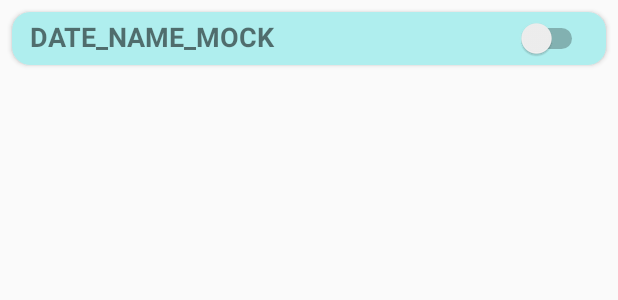
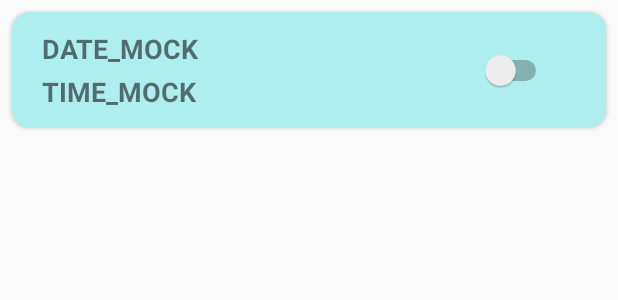
Before and after one commit to JenyaKapul/SkillBarter, an Android app: the layout available_date_item.xml on its own in the app's theme, with its tools: preview values and no code run, on a phone screen of 412 x 824 dp. Shown: the top 300 px of the screen. Run offline under Robolectric (Android 15) with nearby library versions, the phone set to English and light mode, and no system bars.

Commit message:
avaliable dates - additional features

```diff
--- a/CODE/app/src/main/java/com/example/user/skillbarter/SearchItemDetailsActivity.java
+++ b/CODE/app/src/main/java/com/example/user/skillbarter/SearchItemDetailsActivity.java
@@ -228,7 +228,7 @@ public class SearchItemDetailsActivity extends AppCompatActivity implements Even
             @Override
             public void onSuccess(QuerySnapshot snapshots) {
                 for (QueryDocumentSnapshot doc: snapshots) {
-                    if (doc.getBoolean("isAvailable")) {
+                    if (doc.getBoolean("available")) {
                         Date date = doc.getDate("timestamp");
                         if (isFutureDate(date)) {
                             String dateFormatted = new SimpleDateFormat("dd/MM/yyyy HH:mm").format(date);
@@ -289,8 +289,9 @@ public class SearchItemDetailsActivity extends AppCompatActivity implements Even
     private void setSelectedDateToUnavailable(Date date) {
         String uID = providingServiceUserSkill.getUserID();
         String dateDocID = new SimpleDateFormat("dd.MM.yyyy HH:mm").format(date);
+        //TODO: update chosen date within transaction
         mFirestore.collection("User Data")
-                .document(uID).collection("Dates").document(dateDocID)
+                .document(uID).collection("Available Dates").document(dateDocID)
                 .update("isAvailable", false);
     }
 
--- a/CODE/app/src/main/java/com/example/user/skillbarter/screens/NewAvailableDateActivity.java
+++ b/CODE/app/src/main/java/com/example/user/skillbarter/screens/NewAvailableDateActivity.java
@@ -134,7 +134,7 @@ public class NewAvailableDateActivity extends BaseActivity implements TimePicker
         selectedDate.set(Calendar.MINUTE, chosenMinute);
         final Date date = selectedDate.getTime();
 
-        final AvailableDate availableDate = new AvailableDate(date, true);
+        final AvailableDate availableDate = new AvailableDate(date);
         final String docID = new SimpleDateFormat("dd.MM.yy hh:mm").format(date);
 
         final CollectionReference userFreeTimeRef = usersCollectionRef.document(mUserID).
--- a/CODE/app/src/main/res/layout/free_time_item.xml
+++ b/CODE/app/src/main/res/layout/available_date_item.xml
@@ -8,7 +8,6 @@
     android:layout_marginStart="8dp"
     android:layout_marginTop="8dp"
     app:cardCornerRadius="12dp"
-    android:layout_marginVertical="8dp"
     app:cardBackgroundColor="@color/colorPrimaryLight">
 
     <android.support.constraint.ConstraintLayout
@@ -17,30 +16,45 @@
         android:layout_margin="4dp">
 
         <TextView
-            android:id="@+id/free_time_date"
+            android:id="@+id/available_date_text_view"
+            android:layout_width="wrap_content"
+            android:layout_height="wrap_content"
+            android:text="DATE_MOCK"
+            android:textSize="18sp"
+            android:textStyle="bold"
+            android:layout_marginTop="8dp"
+            android:layout_marginStart="16dp"
+            app:layout_constraintStart_toStartOf="parent"
+            app:layout_constraintTop_toTopOf="parent" />
+
+
+        <TextView
+            android:id="@+id/available_time_text_view"
             android:layout_width="wrap_content"
             android:layout_height="wrap_content"
             android:layout_gravity="center"
-            android:gravity="center"
-            android:text="DATE_NAME_MOCK"
+            android:layout_marginTop="4dp"
+            android:layout_marginBottom="8dp"
+            android:text="TIME_MOCK"
             android:textSize="18sp"
             android:textStyle="bold"
-            android:layout_marginStart="8dp"
-            app:layout_constraintStart_toStartOf="parent"
-            app:layout_constraintTop_toTopOf="parent" />
+            app:layout_constraintBottom_toBottomOf="parent"
+            app:layout_constraintStart_toStartOf="@+id/available_date_text_view"
+            app:layout_constraintTop_toBottomOf="@+id/available_date_text_view"
+            app:layout_constraintVertical_bias="0.0" />
 
-<!--        <TextView-->
-<!--            android:id="@+id/free_time_availability"-->
+<!--        <ImageView-->
+<!--            android:id="@+id/deleteView"-->
 <!--            android:layout_width="wrap_content"-->
 <!--            android:layout_height="wrap_content"-->
-<!--            android:layout_gravity="center"-->
-<!--            android:gravity="end"-->
-<!--            android:text="Availability"-->
-<!--            android:textSize="18sp"-->
-<!--            android:textStyle="bold"-->
-<!--            android:layout_marginEnd="8dp"-->
+<!--            android:background="@drawable/ic_clear"-->
+<!--            android:layout_alignParentEnd="true"-->
+<!--            android:clickable="true"-->
+<!--            android:focusable="true"-->
+<!--            android:padding="6dp"-->
 <!--            app:layout_constraintEnd_toEndOf="parent"-->
-<!--            app:layout_constraintTop_toTopOf="parent" />-->
+<!--            app:layout_constraintTop_toTopOf="@+id/available_date_text_view"-->
+<!--            app:layout_constraintBottom_toBottomOf="@+id/available_time_text_view"/>-->
 
         <Switch
             android:id="@+id/free_time_availability"
@@ -48,9 +62,10 @@
             android:layout_height="wrap_content"
             tools:layout_editor_absoluteX="206dp"
             tools:layout_editor_absoluteY="-1dp"
-            android:layout_marginEnd="8dp"
+            android:layout_marginEnd="32dp"
             app:layout_constraintEnd_toEndOf="parent"
-            app:layout_constraintTop_toTopOf="parent"/>
+            app:layout_constraintTop_toTopOf="@+id/available_date_text_view"
+            app:layout_constraintBottom_toBottomOf="@+id/available_time_text_view"/>
 
 
     </android.support.constraint.ConstraintLayout>
```
Also changed, not shown: CODE/app/src/main/java/com/example/user/skillbarter/BaseActivity.java (+5 -5 lines), CODE/app/src/main/java/com/example/user/skillbarter/adapters/AvailableDateAdapter.java (+64 -8 lines), CODE/app/src/main/java/com/example/user/skillbarter/models/AvailableDate.java (+27 -7 lines), CODE/app/src/main/java/com/example/user/skillbarter/screens/AvailableDatesManagerActivity.java (+24 -0 lines).
